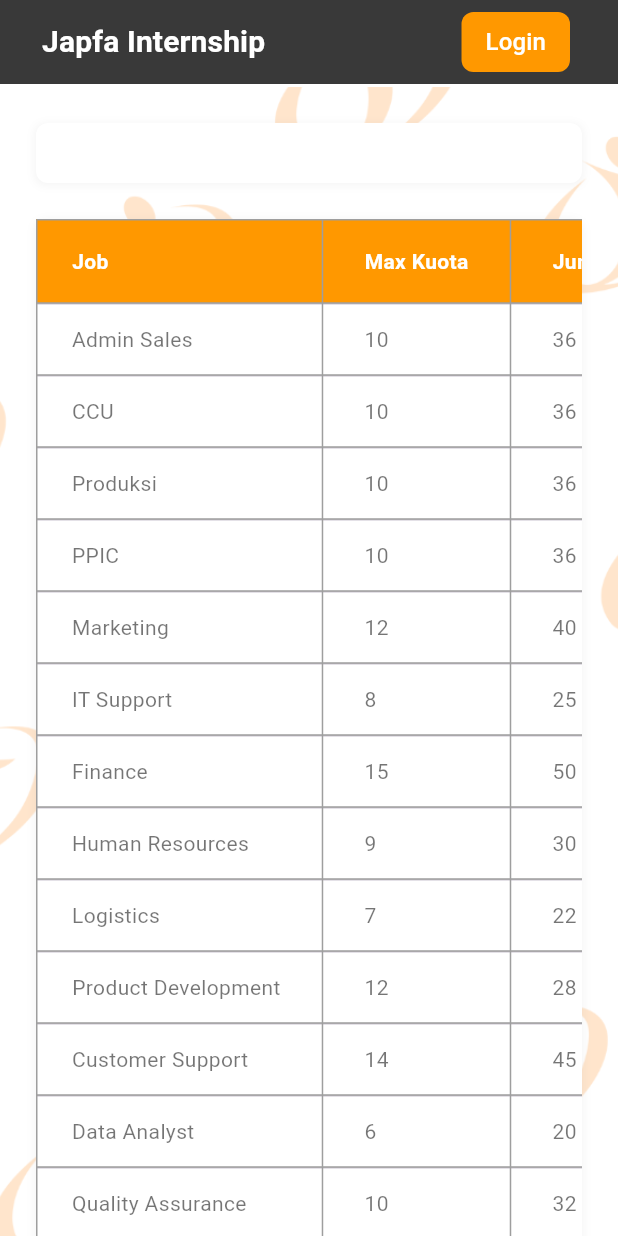
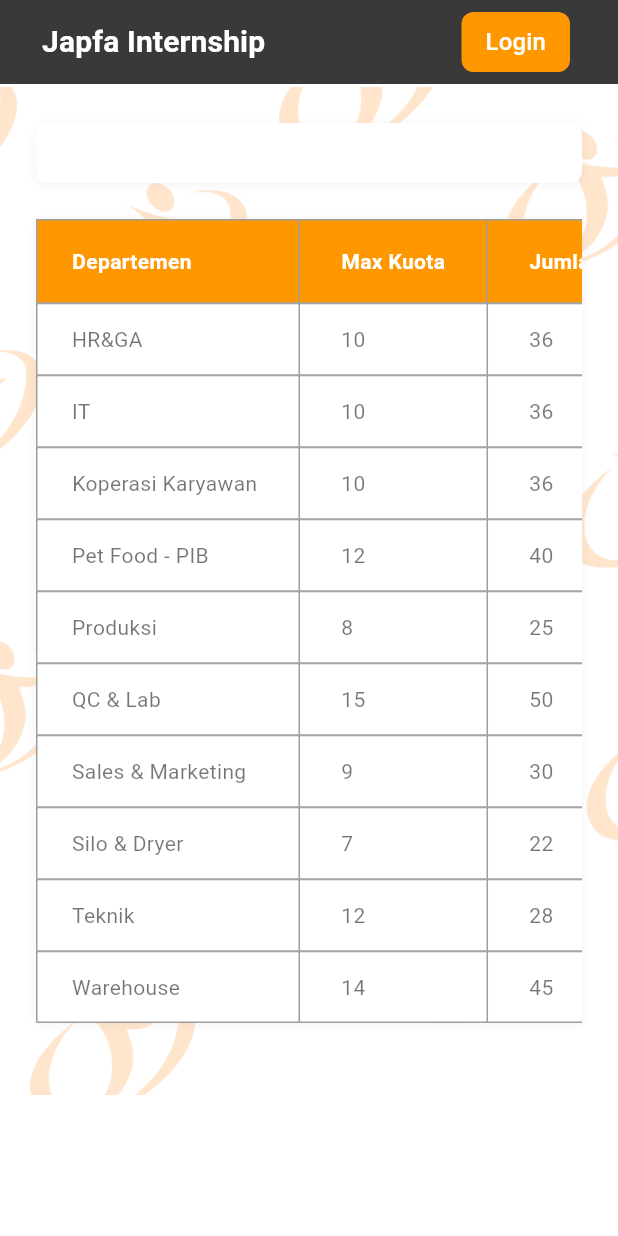
Before and after one commit to jasonkristanto50/japfa_internship, a Flutter app: the PendaftarMagangDashboard screen opened directly, on a phone screen of 412 x 824 dp. Run offline on Flutter 3.47's test engine with Material 3 defaults, Android fonts, the phone set to English and light mode, and no system bars; our stand-ins replace file_picker, flutter_riverpod; missing offline and left inert: flutter_pdfview; project files that could hold a hidden picture were left out.

Commit message:
fix background

```diff
--- a/lib/admin_page/detail_pengajuan_magang.dart
+++ b/lib/admin_page/detail_pengajuan_magang.dart
@@ -3,9 +3,9 @@
 import 'package:japfa_internship/navbar.dart';
 
 class DetailPengajuanMagang extends StatelessWidget {
-  final String jobTitle;
+  final String departmentName;
 
-  const DetailPengajuanMagang({super.key, required this.jobTitle});
+  const DetailPengajuanMagang({super.key, required this.departmentName});
 
   @override
   Widget build(BuildContext context) {
@@ -21,7 +21,7 @@
             mainAxisAlignment: MainAxisAlignment.center,
             children: [
               Text(
-                'Details for Applications of $jobTitle',
+                'Details for Applications of $departmentName',
                 style:
                     const TextStyle(fontSize: 18, fontWeight: FontWeight.bold),
               ),
--- a/lib/admin_page/edit_job_page.dart
+++ b/lib/admin_page/edit_department_page.dart
@@ -2,16 +2,16 @@
 import 'package:japfa_internship/components/widget_component.dart';
 import 'package:japfa_internship/function_variable/variable.dart';
 
-class EditJobModal extends StatefulWidget {
-  final Map<String, dynamic> job;
+class EditDepartmentModal extends StatefulWidget {
+  final Map<String, dynamic> department;
 
-  const EditJobModal({super.key, required this.job});
+  const EditDepartmentModal({super.key, required this.department});
 
   @override
-  _EditJobModalState createState() => _EditJobModalState();
+  _EditDepartmentModalState createState() => _EditDepartmentModalState();
 }
 
-class _EditJobModalState extends State<EditJobModal> {
+class _EditDepartmentModalState extends State<EditDepartmentModal> {
   late TextEditingController maxQuotaController;
   late TextEditingController totalApplicationsController;
   late TextEditingController approvedController;
@@ -22,15 +22,15 @@
   void initState() {
     super.initState();
     maxQuotaController =
-        TextEditingController(text: widget.job['maxQuota'].toString());
-    totalApplicationsController =
-        TextEditingController(text: widget.job['totalApplications'].toString());
+        TextEditingController(text: widget.department['maxQuota'].toString());
+    totalApplicationsController = TextEditingController(
+        text: widget.department['totalApplications'].toString());
     approvedController =
-        TextEditingController(text: widget.job['approved'].toString());
+        TextEditingController(text: widget.department['approved'].toString());
     onboardingController =
-        TextEditingController(text: widget.job['onboarding'].toString());
-    remainingQuotaController =
-        TextEditingController(text: widget.job['remainingQuota'].toString());
+        TextEditingController(text: widget.department['onboarding'].toString());
+    remainingQuotaController = TextEditingController(
+        text: widget.department['remainingQuota'].toString());
   }
 
   @override
@@ -52,18 +52,18 @@
               BorderRadius.circular(16)), // Rounded corners for the modal
       title: Center(
         // Center the title
-        child: Text('EDIT JOB', style: bold14),
+        child: Text('EDIT department', style: bold14),
       ),
       content: SingleChildScrollView(
         child: Column(
           crossAxisAlignment: CrossAxisAlignment.start,
           children: [
-            // Display the selected job under the title
+            // Display the selected department under the title
             Center(
               child: Text(
-                  widget.job['job']
+                  widget.department['department']
                       .toString()
-                      .toUpperCase(), // Display the job name here
+                      .toUpperCase(), // Display the department name here
                   style: bold16.copyWith(color: japfaOrange)),
             ),
             const SizedBox(height: 16),
@@ -88,18 +88,19 @@
   // Function to save changes and close the modal
   void _saveChanges() {
     setState(() {
-      widget.job['maxQuota'] =
-          int.tryParse(maxQuotaController.text) ?? widget.job['maxQuota'];
-      widget.job['totalApplications'] =
+      widget.department['maxQuota'] = int.tryParse(maxQuotaController.text) ??
+          widget.department['maxQuota'];
+      widget.department['totalApplications'] =
           int.tryParse(totalApplicationsController.text) ??
-              widget.job['totalApplications'];
-      widget.job['approved'] =
-          int.tryParse(approvedController.text) ?? widget.job['approved'];
-      widget.job['onboarding'] =
-          int.tryParse(onboardingController.text) ?? widget.job['onboarding'];
-      widget.job['remainingQuota'] =
+              widget.department['totalApplications'];
+      widget.department['approved'] = int.tryParse(approvedController.text) ??
+          widget.department['approved'];
+      widget.department['onboarding'] =
+          int.tryParse(onboardingController.text) ??
+              widget.department['onboarding'];
+      widget.department['remainingQuota'] =
           int.tryParse(remainingQuotaController.text) ??
-              widget.job['remainingQuota'];
+              widget.department['remainingQuota'];
     });
 
     Navigator.pop(context); // Close the modal after saving
--- a/lib/admin_page/pendaftar_magang_dashboard.dart
+++ b/lib/admin_page/pendaftar_magang_dashboard.dart
@@ -1,6 +1,6 @@
 import 'package:flutter/material.dart';
 import 'package:japfa_internship/admin_page/detail_pengajuan_magang.dart';
-import 'package:japfa_internship/admin_page/edit_job_page.dart';
+import 'package:japfa_internship/admin_page/edit_department_page.dart';
 import 'package:japfa_internship/navbar.dart';
 import 'package:japfa_internship/components/widget_component.dart';
 import 'package:japfa_internship/function_variable/data.dart';
@@ -17,33 +17,16 @@
 class _PendaftarMagangDashboardState extends State<PendaftarMagangDashboard> {
   String selectedDepartment = 'Semua Departemen';
 
-  // Function to handle Edit Button click
-  void _onEditButtonClick(String jobName) {
-    print('Edit button clicked for $jobName');
-  }
-
-  // Function to handle View Applications Button click
-  void _onViewApplications(String jobName) {
-    // Navigate to the applications view for the specific job
-    print('View applications button clicked for $jobName');
-    // Here you can navigate to another page where applications are listed
-    Navigator.push(
-        context,
-        MaterialPageRoute(
-            builder: (context) => DetailPengajuanMagang(jobTitle: jobName)));
-  }
-
   @override
   Widget build(BuildContext context) {
     return Scaffold(
-      backgroundColor: Colors.grey[50],
       appBar: Navbar(
         context: context,
         title: appName,
       ),
-      body: SafeArea(
-        child: Container(
-          decoration: buildJapfaLogoBackground(),
+      body: Container(
+        decoration: buildJapfaLogoBackground(), // Background decoration
+        child: SafeArea(
           child: SingleChildScrollView(
             padding: const EdgeInsets.all(24.0),
             child: Column(
@@ -96,7 +79,7 @@
                           width: 1,
                         ),
                         columns: const [
-                          DataColumn(label: Text('Job')),
+                          DataColumn(label: Text('Departemen')),
                           DataColumn(label: Text('Max Kuota')),
                           DataColumn(label: Text('Jumlah Pengajuan')),
                           DataColumn(label: Text('Jumlah Approved')),
@@ -104,42 +87,42 @@
                           DataColumn(label: Text('Sisa Kuota')),
                           DataColumn(label: Text('Action')),
                         ],
-                        rows: jobData.map((job) {
+                        rows: pengajuanDepartemen.map((department) {
                           return DataRow(
                             cells: [
                               DataCell(
                                 Text(
-                                  job['job'].toString(),
+                                  department['department'].toString(),
                                   textAlign: TextAlign.center,
                                 ),
                               ),
                               DataCell(
                                 Text(
-                                  job['maxQuota'].toString(),
+                                  department['maxQuota'].toString(),
                                   textAlign: TextAlign.center,
                                 ),
                               ),
                               DataCell(
                                 Text(
-                                  job['totalApplications'].toString(),
+                                  department['totalApplications'].toString(),
                                   textAlign: TextAlign.center,
                                 ),
                               ),
                               DataCell(
                                 Text(
-                                  job['approved'].toString(),
+                                  department['approved'].toString(),
                                   textAlign: TextAlign.center,
                                 ),
                               ),
                               DataCell(
                                 Text(
-                                  job['onboarding'].toString(),
+                                  department['onboarding'].toString(),
                                   textAlign: TextAlign.center,
                                 ),
                               ),
                               DataCell(
                                 Text(
-                                  job['remainingQuota'].toString(),
+                                  department['remainingQuota'].toString(),
                                   textAlign: TextAlign.center,
                                 ),
                               ),
@@ -154,7 +137,7 @@
                                       height: 30,
                                       width: 85,
                                       rounded: 5,
-                                      onPressed: () => _editTable(job),
+                                      onPressed: () => _editTable(department),
                                     ),
                                     const SizedBox(
                                         width: 8), // Space between buttons
@@ -165,8 +148,8 @@
                                       height: 30,
                                       width: 85,
                                       rounded: 5,
-                                      onPressed: () =>
-                                          _onViewApplications(job['job']),
+                                      onPressed: () => _onViewApplications(
+                                          department['department']),
                                     ),
                                   ],
                                 ),
@@ -187,13 +170,23 @@
     );
   }
 
-  // Function to handle Edit Button click and navigate to the Edit page
-  void _editTable(Map<String, dynamic> job) {
+  // Function to handle Edit Button click
+  void _editTable(Map<String, dynamic> department) {
     showDialog(
       context: context,
       builder: (BuildContext context) {
-        return EditJobModal(job: job);
+        return EditDepartmentModal(department: department);
       },
     );
   }
+
+  // Function to handle View Applications Button click
+  void _onViewApplications(String departmentName) {
+    // Navigate to the applications view for the specific job
+    Navigator.push(
+        context,
+        MaterialPageRoute(
+            builder: (context) =>
+                DetailPengajuanMagang(departmentName: departmentName)));
+  }
 }
--- a/lib/function_variable/data.dart
+++ b/lib/function_variable/data.dart
@@ -33,9 +33,9 @@
   },
 ];
 
-final List<Map<String, dynamic>> jobData = [
+final List<Map<String, dynamic>> pengajuanDepartemen = [
   {
-    'job': 'Admin Sales',
+    'department': 'HR&GA',
     'maxQuota': 10,
     'totalApplications': 36,
     'approved': 4,
@@ -43,7 +43,7 @@
     'remainingQuota': 6,
   },
   {
-    'job': 'CCU',
+    'department': 'IT',
     'maxQuota': 10,
     'totalApplications': 36,
     'approved': 4,
@@ -51,7 +51,7 @@
     'remainingQuota': 6,
   },
   {
-    'job': 'Produksi',
+    'department': 'Koperasi Karyawan',
     'maxQuota': 10,
     'totalApplications': 36,
     'approved': 4,
@@ -59,15 +59,7 @@
     'remainingQuota': 6,
   },
   {
-    'job': 'PPIC',
-    'maxQuota': 10,
-    'totalApplications': 36,
-    'approved': 4,
-    'onboarding': 2,
-    'remainingQuota': 6,
-  },
-  {
-    'job': 'Marketing',
+    'department': 'Pet Food - PIB',
     'maxQuota': 12,
     'totalApplications': 40,
     'approved': 6,
@@ -75,7 +67,7 @@
     'remainingQuota': 6,
   },
   {
-    'job': 'IT Support',
+    'department': 'Produksi',
     'maxQuota': 8,
     'totalApplications': 25,
     'approved': 3,
@@ -83,7 +75,7 @@
     'remainingQuota': 4,
   },
   {
-    'job': 'Finance',
+    'department': 'QC & Lab',
     'maxQuota': 15,
     'totalApplications': 50,
     'approved': 8,
@@ -91,7 +83,7 @@
     'remainingQuota': 7,
   },
   {
-    'job': 'Human Resources',
+    'department': 'Sales & Marketing',
     'maxQuota': 9,
     'totalApplications': 30,
     'approved': 5,
@@ -99,7 +91,7 @@
     'remainingQuota': 4,
   },
   {
-    'job': 'Logistics',
+    'department': 'Silo & Dryer',
     'maxQuota': 7,
     'totalApplications': 22,
     'approved': 4,
@@ -107,7 +99,7 @@
     'remainingQuota': 3,
   },
   {
-    'job': 'Product Development',
+    'department': 'Teknik',
     'maxQuota': 12,
     'totalApplications': 28,
     'approved': 7,
@@ -115,57 +107,16 @@
     'remainingQuota': 5,
   },
   {
-    'job': 'Customer Support',
+    'department': 'Warehouse',
     'maxQuota': 14,
     'totalApplications': 45,
     'approved': 6,
     'onboarding': 3,
     'remainingQuota': 8,
   },
-  {
-    'job': 'Data Analyst',
-    'maxQuota': 6,
-    'totalApplications': 20,
-    'approved': 4,
-    'onboarding': 2,
-    'remainingQuota': 2,
-  },
-  {
-    'job': 'Quality Assurance',
-    'maxQuota': 10,
-    'totalApplications': 32,
-    'approved': 6,
-    'onboarding': 3,
-    'remainingQuota': 4,
-  },
-  {
-    'job': 'Warehouse Manager',
-    'maxQuota': 8,
-    'totalApplications': 25,
-    'approved': 3,
-    'onboarding': 1,
-    'remainingQuota': 4,
-  },
-  {
-    'job': 'Sales Coordinator',
-    'maxQuota': 11,
-    'totalApplications': 38,
-    'approved': 5,
-    'onboarding': 2,
-    'remainingQuota': 6,
-  },
-  {
-    'job': 'Business Analyst',
-    'maxQuota': 9,
-    'totalApplications': 29,
-    'approved': 4,
-    'onboarding': 3,
-    'remainingQuota': 5,
-  },
 ];
 
 final List<String> departments = [
-  'Semua Departemen',
   'HR&GA',
   'IT',
   'Koperasi Karyawan',
@@ -268,3 +219,46 @@
   },
   // Add more entries as needed.
 ];
+
+final List<Map<String, dynamic>> logbookData = [
+  {
+    'no': 1,
+    'aktivitas': 'Presentasi dan Knowledge Sharing',
+    'tanggal_kegiatan': '29-11-2024',
+    'url': 'http://example.com/url1',
+    'status': 'Selesai', // Instead of validasi
+    'catatan_pembimbing': 'Catatan 1',
+  },
+  {
+    'no': 2,
+    'aktivitas': 'Bug fixing Aplikasi Messaging',
+    'tanggal_kegiatan': '28-11-2024',
+    'url': 'http://example.com/url2',
+    'status': 'Selesai',
+    'catatan_pembimbing': 'Catatan 2',
+  },
+  {
+    'no': 3,
+    'aktivitas': 'Demo aplikasi pada Mitra',
+    'tanggal_kegiatan': '25-11-2024',
+    'url': 'http://example.com/url3',
+    'status': 'Mengunggu', // Different status
+    'catatan_pembimbing': 'Catatan 3',
+  },
+  {
+    'no': 4,
+    'aktivitas': 'Pengujian Aplikasi',
+    'tanggal_kegiatan': '26-11-2024',
+    'url': 'http://example.com/url4',
+    'status': 'Belum Selesai',
+    'catatan_pembimbing': 'Catatan 4',
+  },
+  {
+    'no': 5,
+    'aktivitas': 'Pengembangan Fitur Baru',
+    'tanggal_kegiatan': '30-11-2024',
+    'url': 'http://example.com/url5',
+    'status': 'Selesai',
+    'catatan_pembimbing': 'Catatan 5',
+  },
+];
--- a/lib/navbar.dart
+++ b/lib/navbar.dart
@@ -7,6 +7,7 @@
 import 'package:japfa_internship/admin_page/kunjungan_studi_dashboard.dart';
 import 'package:japfa_internship/authentication/login_provider.dart';
 import 'package:japfa_internship/home_page.dart';
+import 'package:japfa_internship/logbook/logbook_peserta.dart';
 import 'package:japfa_internship/profile_page.dart';
 
 // ignore: must_be_immutable
@@ -87,17 +88,24 @@
                   ),
                 ] else ...[
                   // Logged in => Check role
-                  if (loginState.role == "user") ...[
+                  if (loginState.role == "pendaftar") ...[
                     buildNavBarTab("Submission", onSubmissionPressed),
                     buildNavBarTab("Timeline", onTimelinePressed)
                   ] else if (loginState.role == "admin") ...[
                     // Admin Navbar
+                    buildNavBarTab(
+                        'Home Page Magang', _navigateToHomePageMagang),
                     buildNavBarTab('Data Pendaftar Magang',
                         _navigateToDataPendaftaranMagangPage),
-                    buildNavBarTab(
-                        'Home Page Magang', _navigateToHomePageMagang),
+
                     buildNavBarTab(
                         'Kunjungan Studi', _navigateToAdminKunjunganStudiPage),
+                  ] else if (loginState.role == "peserta magang") ...[
+                    // Participant Intern Navbar
+                    buildNavBarTab("Detail", _navigateToDetailPage),
+                    buildNavBarTab("Pembimbing", _navigateToPembimbingPage),
+                    buildNavBarTab("Logbook", _navigateToLogbookPage),
+                    buildNavBarTab("Laporan", _navigateToLaporanPage),
                   ],
                   const SizedBox(width: 16),
 
@@ -189,7 +197,7 @@
   void _titleNavigateToHomePage(WidgetRef ref) {
     final loginState = ref.watch(loginProvider);
     switch (loginState.role) {
-      case "user":
+      case "pendaftar":
         Navigator.of(context).pushAndRemoveUntil(
           MaterialPageRoute(builder: (context) => const MyHomePage()),
           (route) => false,
@@ -232,6 +240,24 @@
     );
   }
 
+  // PESERTA MAGANG TAB
+  void _navigateToDetailPage() {
+    // Navigate to Detail Page
+  }
+
+  void _navigateToPembimbingPage() {
+    // Navigate to Pembimbing Page
+  }
+
+  void _navigateToLogbookPage() {
+    Navigator.of(context).push(
+      MaterialPageRoute(builder: (context) => const LogBookPesertaDashboard()),
+    );
+  }
+
+  void _navigateToLaporanPage() {
+    // Navigate to Laporan Page
+  }
   void _logOutFunction(BuildContext context, WidgetRef ref) {
     ref.read(loginProvider.notifier).logout();
     Navigator.pushAndRemoveUntil(
```
Also changed, not shown: lib/admin_page/kunjungan_studi_dashboard.dart (+10 -14 lines), lib/authentication/login_provider.dart (+15 -1 lines), lib/logbook/logbook_peserta.dart (added, +131 -0 lines).
